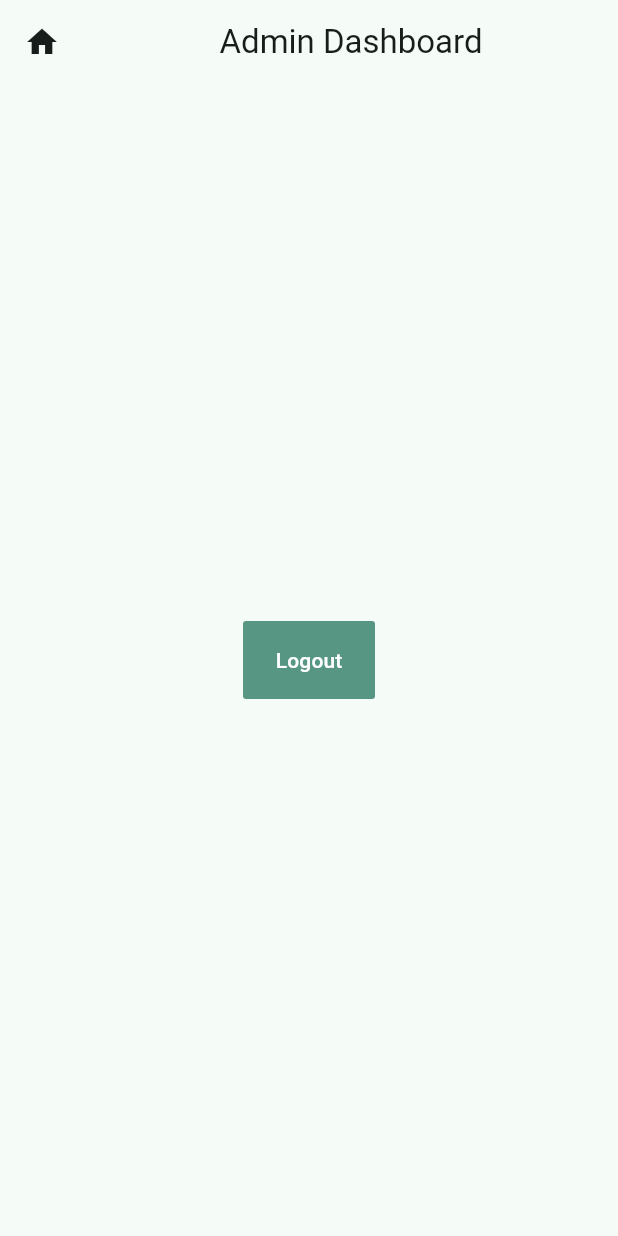
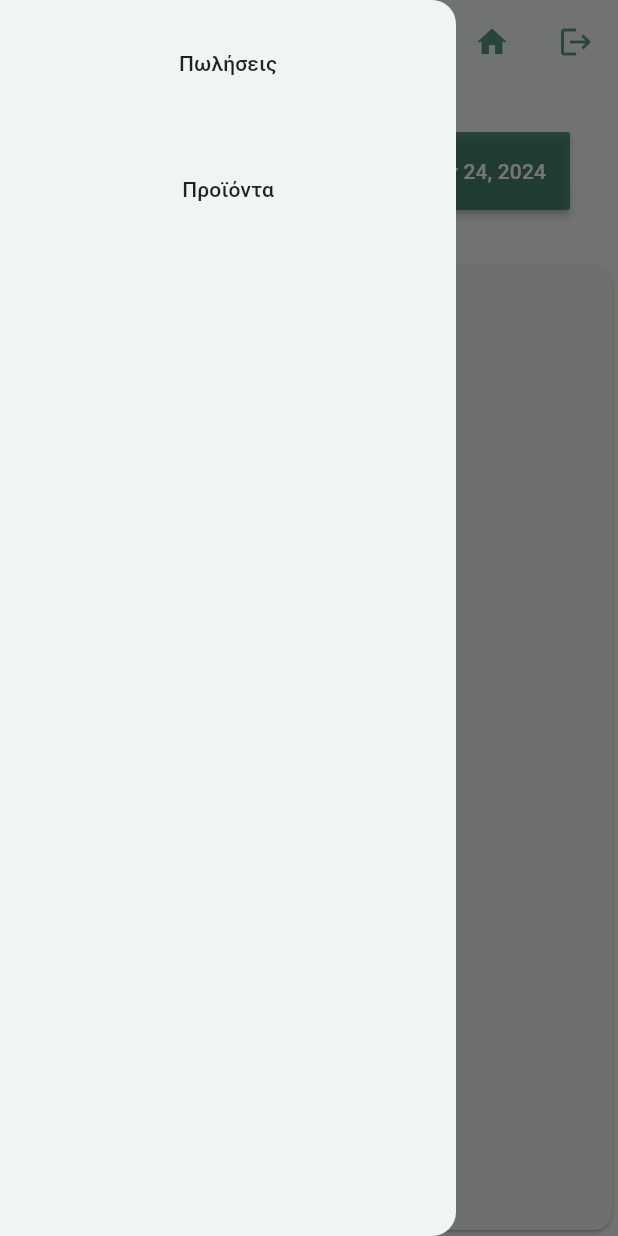
Before and after one commit to kostas95/kylikeio, a Flutter app: the AdminScreen screen opened by its route, with the side drawer open (before the commit the screen has no drawer), on a phone screen of 412 x 824 dp. Run offline on Flutter 3.47's test engine with Material 3 defaults, Android fonts, the phone set to English and light mode, and no system bars; our stand-ins replace cloud_firestore, firebase_auth, firebase_core, get, url_strategy; accounts and stored records are empty.

Commit message:
admin screens

```diff
--- a/lib/main.dart
+++ b/lib/main.dart
@@ -1,6 +1,6 @@
 import 'package:flutter/material.dart';
 import 'package:get/get.dart';
-import 'package:kylikeio/screens/admin_screen.dart';
+import 'package:kylikeio/screens/admin/admin_screen.dart';
 import 'package:kylikeio/services/auth_service.dart';
 import 'package:url_strategy/url_strategy.dart';
 import 'firebase_options.dart';
--- /dev/null
+++ b/lib/models/sales.dart
@@ -0,0 +1,28 @@
+import 'package:kylikeio/models/product.dart';
+
+class Sales {
+  double? earnings;
+  List<ProductSold>? productSold;
+  DateTime? date;
+  String? notes;
+
+  Sales.fromMap(Map map) {
+    this.earnings = map["earnings"];
+    this.productSold = map["productSold"].map((p) => ProductSold.fromMap(p))?.toList();
+    this.date = DateTime.parse(map["dateTime"]);
+    this.notes = map["notes"];
+  }
+
+  Map toMap() => {
+    "earnings": this.earnings,
+    "productSold": this.productSold,
+    "date": this.date,
+    "notes": this.notes,
+  };
+}
+
+class ProductSold extends Product {
+  int? quantity;
+
+  ProductSold.fromMap(super.map) : super.fromMap();
+}
--- /dev/null
+++ b/lib/screens/admin/admin_screen.dart
@@ -0,0 +1,111 @@
+import 'package:flutter/material.dart';
+import 'package:get/get.dart';
+import 'package:kylikeio/screens/admin/widgets/products_screen.dart';
+import 'package:kylikeio/screens/admin/widgets/sales_screen.dart';
+import 'package:kylikeio/services/auth_service.dart';
+
+import 'widgets/login_form.dart';
+
+class AdminScreenController extends GetxController {
+  final RxString index = "0".obs;
+  final RxList products = [].obs;
+
+  @override
+  void onInit() {
+    // TODO: implement onInit
+    // getProducts;
+    super.onInit();
+  }
+}
+
+class AdminScreen extends StatelessWidget {
+  final AdminScreenController _controller = Get.put<AdminScreenController>(AdminScreenController());
+
+  @override
+  Widget build(BuildContext context) {
+    return Obx(() {
+      if (Get.find<AuthService>().isLoggedIn.value) {
+        return Scaffold(
+          appBar: AppBar(
+            title: Center(
+              child: Text('Admin Dashboard'),
+            ),
+            actions: [
+              Tooltip(
+                message: "Αρχική",
+                child: IconButton(
+                  padding: EdgeInsets.all(16),
+                  color: Get.theme.primaryColor.withOpacity(0.7),
+                  onPressed: () => Get.offAllNamed("/"),
+                  icon: Icon(Icons.home),
+                ),
+              ),
+              Tooltip(
+                message: "Logout",
+                child: Center(
+                  child: IconButton(
+                    icon: Icon(Icons.logout),
+                    padding: EdgeInsets.all(16),
+                    color: Get.theme.primaryColor.withOpacity(0.7),
+                    onPressed: () {
+                      Get.find<AuthService>().logout();
+                    },
+                  ),
+                ),
+              )
+            ],
+          ),
+          drawer: Drawer(
+            child: ListView(
+              children: [
+                MaterialButton(
+                  padding: EdgeInsets.all(32),
+                  child: Text("Πωλήσεις"),
+                  onPressed: () {
+                    _controller.index.value = "0";
+                  },
+                ),
+                MaterialButton(
+                  padding: EdgeInsets.all(32),
+                  child: Text("Προϊόντα"),
+                  onPressed: () {
+                    _controller.index.value = "1";
+                  },
+                )
+              ],
+            ),
+          ),
+          body: getBody(_controller.index.value),
+        );
+      }
+      return Scaffold(
+        appBar: AppBar(
+          title: Center(
+            child: Text('Admin Login'),
+          ),
+          leading: IconButton(
+            onPressed: () => Get.offAllNamed("/"),
+            icon: Icon(Icons.home),
+          ),
+        ),
+        body: Center(
+          child: SizedBox(
+            width: Get.width * 0.5,
+            child: LoginForm(),
+          ),
+        ),
+      );
+    });
+  }
+
+  Widget getBody(String index) {
+    switch (index) {
+      case "0":
+        return SalesScreen();
+      case "1":
+        return ProductsScreen();
+      default:
+        return Text("deef");
+    }
+  }
+}
--- /dev/null
+++ b/lib/screens/admin/widgets/sales_screen.dart
@@ -0,0 +1,83 @@
+import 'package:flutter/material.dart';
+import 'package:get/get.dart';
+import 'package:intl/intl.dart';
+import 'package:kylikeio/models/sales.dart';
+
+class SalesScreenController {
+  final Rx<DateTime> selectedDate = DateTime.now().obs;
+  Sales? sales;
+}
+
+class SalesScreen extends StatelessWidget {
+  final SalesScreenController _controller = Get.put<SalesScreenController>(SalesScreenController());
+
+  SalesScreen({super.key});
+
+  @override
+  Widget build(BuildContext context) {
+    return Column(
+      mainAxisSize: MainAxisSize.min,
+      crossAxisAlignment: CrossAxisAlignment.end,
+      children: [
+        Container(
+          margin: EdgeInsets.all(
+            32,
+          ),
+          child: MaterialButton(
+            padding: EdgeInsets.all(16),
+            color: Get.theme.primaryColor.withOpacity(0.7),
+            child: Text(
+              DateFormat.yMMMd().format(_controller.selectedDate.value),
+              style: TextStyle(
+                color: Colors.white,
+              ),
+            ),
+            onPressed: () async {
+              DateTime? d = await showDatePicker(
+                context: context,
+                firstDate: DateTime(2019, 1, 1),
+                lastDate: DateTime.now(),
+              );
+
+              if (d != null) {
+                _controller.selectedDate.value = d;
+              }
+            },
+          ),
+        ),
+        Expanded(
+          child: Card(
+            child: ListView(
+              children: [
+                if (_controller.sales != null && _controller.sales?.date != null)
+                  ListTile(
+                    title: Text("Ημερομηνία"),
+                    subtitle: Text(DateFormat.yMMMd().format(_controller.sales!.date!)),
+                  ),
+                if (_controller.sales != null && _controller.sales?.earnings != null)
+                ListTile(
+                  title: Text("Έσοδα"),
+                  subtitle: Text(_controller.sales?.earnings.toString() ?? "???"),
+                ),
+                if (_controller.sales != null && _controller.sales!.productSold != null)
+                  ExpansionTile(
+                    title: Text("Προϊόντα που πουλήθηκαν"),
+                    children: _controller.sales!.productSold!
+                        .map(
+                          (e) => ListTile(
+                            title: Text(e.name!),
+                            subtitle: Text(
+                              e.quantity.toString(),
+                            ),
+                          ),
+                        )
+                        .toList(),
+                  ),
+              ],
+            ),
+          ),
+        ),
+      ],
+    );
+  }
+}
--- a/lib/screens/admin_screen.dart
+++ /dev/null
@@ -1,115 +0,0 @@
-import 'package:flutter/material.dart';
-import 'package:get/get.dart';
-import 'package:kylikeio/services/auth_service.dart';
-
-class AdminScreen extends StatelessWidget {
-  @override
-  Widget build(BuildContext context) {
-    return Obx(() {
-      if (Get.find<AuthService>().isLoggedIn.value) {
-        return Scaffold(
-          appBar: AppBar(
-            title: Center(
-              child: Text('Admin Dashboard'),
-            ),
-            leading: IconButton(
-              onPressed: () => Get.offAllNamed("/"),
-              icon: Icon(Icons.home),
-            ),
-          ),
-          body: Center(
-            child: MaterialButton(
-              hoverElevation: 0,
-              elevation: 0,
-              padding: EdgeInsets.all(16),
-              color: Get.theme.primaryColor.withOpacity(0.7),
-              onPressed: () {
-                Get.find<AuthService>().logout();
-              },
-              child: Text(
-                'Logout',
-                style: TextStyle(
-                  color: Colors.white,
-                ),
-              ),
-            ),
-          ),
-        );
-      }
-
-      return Scaffold(
-        appBar: AppBar(
-          title: Center(
-            child: Text('Admin Login'),
-          ),
-          leading: IconButton(
-            onPressed: () => Get.offAllNamed("/"),
-            icon: Icon(Icons.home),
-          ),
-        ),
-        body: Center(
-          child: SizedBox(
-            width: Get.width * 0.5,
-            child: LoginForm(),
-          ),
-        ),
-      );
-    });
-  }
-}
-
-class LoginForm extends StatelessWidget {
-  final TextEditingController _usernameController = TextEditingController();
-  final TextEditingController _passwordController = TextEditingController();
-
-  @override
-  Widget build(BuildContext context) {
-    return Card(
-      child: Padding(
-        padding: EdgeInsets.all(32),
-        child: Column(
-          mainAxisAlignment: MainAxisAlignment.center,
-          mainAxisSize: MainAxisSize.min,
-          children: [
-            TextField(
-              controller: _usernameController,
-              decoration: InputDecoration(
-                labelText: 'Username',
-              ),
-            ),
-            SizedBox(height: 20.0),
-            TextField(
-              controller: _passwordController,
-              decoration: InputDecoration(
-                labelText: 'Password',
-              ),
-              obscureText: true,
-            ),
-            SizedBox(height: 20.0),
-            MaterialButton(
-              hoverElevation: 0,
-              elevation: 0,
-              padding: EdgeInsets.all(16),
-              color: Get.theme.primaryColor.withOpacity(0.7),
-              onPressed: () {
-                // Implement authentication logic here
-                // For simplicity, let's just print the entered credentials
-                String username = _usernameController.text;
-                String password = _passwordController.text;
-                print('Username: $username, Password: $password');
-
-                Get.find<AuthService>().login(username, password);
-              },
-              child: Text(
-                'Login',
-                style: TextStyle(
-                  color: Colors.white,
-                ),
-              ),
-            ),
-          ],
-        ),
-      ),
-    );
-  }
-}
--- a/pubspec.yaml
+++ b/pubspec.yaml
@@ -37,9 +37,10 @@ dependencies:
   cupertino_icons: ^1.0.6
   get: ^4.6.6
   url_strategy: ^0.2.0
+  cloud_firestore: ^4.15.9
   firebase_auth: ^4.17.9
   firebase_core: ^2.27.1
-  shared_preferences: ^2.2.2
+  intl: ^0.19.0
 
 dev_dependencies:
   flutter_test:
```
Also changed, not shown: lib/models/product.dart (added, +27 -0 lines), lib/repository/products_repository.dart (added, +21 -0 lines), lib/screens/admin/widgets/login_form.dart (added, +65 -0 lines), lib/screens/admin/widgets/products_screen.dart (added, +107 -0 lines), lib/services/auth_service.dart (+1 -9 lines), pubspec.lock, 1 other file.
